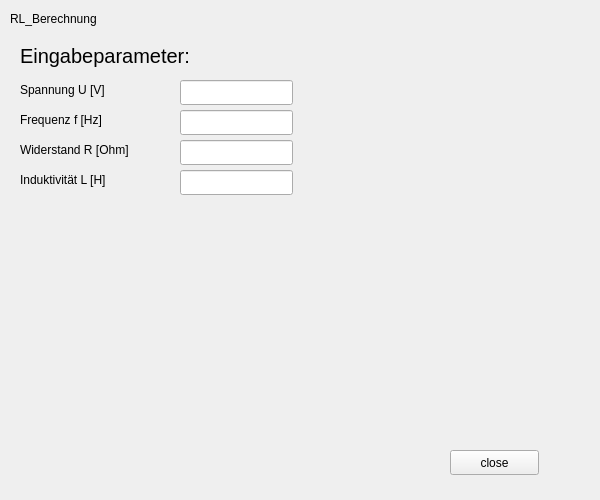
The window that CalcApplication/BerechnungRL.ui (yannickflepp/PmSwEng) describes before a commit, drawn with Qt 5.
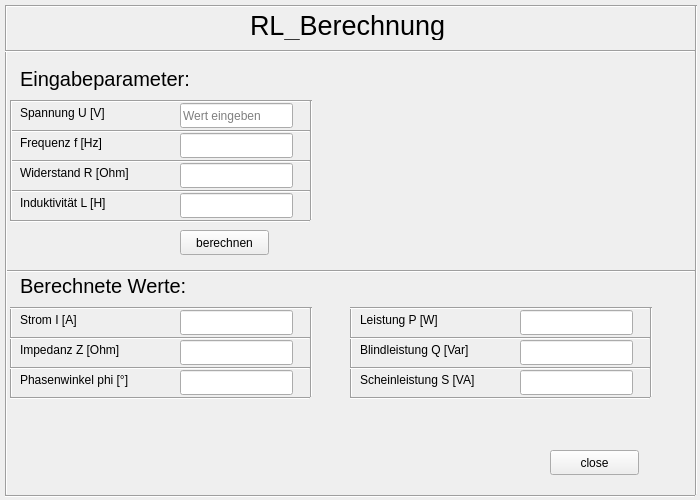
The same window after the commit. Icons and pictures are not drawn.

Commit message: Design RL komplettiert und ein ausgabe eingefügt

```diff
--- a/CalcApplication/BerechnungRL.ui
+++ b/CalcApplication/BerechnungRL.ui
@@ -6,7 +6,7 @@
    <rect>
     <x>0</x>
     <y>0</y>
-    <width>600</width>
+    <width>700</width>
     <height>500</height>
    </rect>
   </property>
@@ -16,12 +16,17 @@
   <widget class="QLabel" name="title">
    <property name="geometry">
     <rect>
-     <x>10</x>
+     <x>250</x>
      <y>10</y>
-     <width>121</width>
-     <height>17</height>
+     <width>221</width>
+     <height>30</height>
     </rect>
    </property>
+   <property name="font">
+    <font>
+     <pointsize>20</pointsize>
+    </font>
+   </property>
    <property name="text">
     <string>RL_Berechnung</string>
    </property>
@@ -29,7 +34,7 @@
   <widget class="QPushButton" name="pushButton">
    <property name="geometry">
     <rect>
-     <x>450</x>
+     <x>550</x>
      <y>450</y>
      <width>89</width>
      <height>25</height>
@@ -42,8 +47,8 @@
   <widget class="QLabel" name="pictureRL">
    <property name="geometry">
     <rect>
-     <x>320</x>
-     <y>35</y>
+     <x>410</x>
+     <y>60</y>
      <width>250</width>
      <height>160</height>
     </rect>
@@ -62,7 +67,7 @@
    <property name="geometry">
     <rect>
      <x>20</x>
-     <y>80</y>
+     <y>103</y>
      <width>150</width>
      <height>20</height>
     </rect>
@@ -75,7 +80,7 @@
    <property name="geometry">
     <rect>
      <x>20</x>
-     <y>110</y>
+     <y>133</y>
      <width>150</width>
      <height>20</height>
     </rect>
@@ -88,7 +93,7 @@
    <property name="geometry">
     <rect>
      <x>20</x>
-     <y>140</y>
+     <y>163</y>
      <width>150</width>
      <height>20</height>
     </rect>
@@ -101,7 +106,7 @@
    <property name="geometry">
     <rect>
      <x>20</x>
-     <y>170</y>
+     <y>193</y>
      <width>150</width>
      <height>20</height>
     </rect>
@@ -114,7 +119,7 @@
    <property name="geometry">
     <rect>
      <x>20</x>
-     <y>40</y>
+     <y>63</y>
      <width>181</width>
      <height>31</height>
     </rect>
@@ -132,17 +137,23 @@
    <property name="geometry">
     <rect>
      <x>180</x>
-     <y>80</y>
+     <y>103</y>
      <width>113</width>
      <height>25</height>
     </rect>
    </property>
+   <property name="readOnly">
+    <bool>false</bool>
+   </property>
+   <property name="placeholderText">
+    <string>Wert eingeben</string>
+   </property>
   </widget>
   <widget class="QLineEdit" name="frequenzIn">
    <property name="geometry">
     <rect>
      <x>180</x>
-     <y>110</y>
+     <y>133</y>
      <width>113</width>
      <height>25</height>
     </rect>
@@ -152,7 +163,7 @@
    <property name="geometry">
     <rect>
      <x>180</x>
-     <y>140</y>
+     <y>163</y>
      <width>113</width>
      <height>25</height>
     </rect>
@@ -162,12 +173,534 @@
    <property name="geometry">
     <rect>
      <x>180</x>
-     <y>170</y>
+     <y>193</y>
      <width>113</width>
      <height>25</height>
     </rect>
    </property>
   </widget>
+  <widget class="QLabel" name="ausgabeTxt">
+   <property name="geometry">
+    <rect>
+     <x>20</x>
+     <y>270</y>
+     <width>181</width>
+     <height>31</height>
+    </rect>
+   </property>
+   <property name="font">
+    <font>
+     <pointsize>15</pointsize>
+    </font>
+   </property>
+   <property name="text">
+    <string>Berechnete Werte:</string>
+   </property>
+  </widget>
+  <widget class="Line" name="line">
+   <property name="geometry">
+    <rect>
+     <x>10</x>
+     <y>100</y>
+     <width>300</width>
+     <height>3</height>
+    </rect>
+   </property>
+   <property name="orientation">
+    <enum>Qt::Horizontal</enum>
+   </property>
+  </widget>
+  <widget class="Line" name="line_2">
+   <property name="geometry">
+    <rect>
+     <x>10</x>
+     <y>160</y>
+     <width>300</width>
+     <height>3</height>
+    </rect>
+   </property>
+   <property name="orientation">
+    <enum>Qt::Horizontal</enum>
+   </property>
+  </widget>
+  <widget class="Line" name="line_3">
+   <property name="geometry">
+    <rect>
+     <x>10</x>
+     <y>220</y>
+     <width>300</width>
+     <height>3</height>
+    </rect>
+   </property>
+   <property name="orientation">
+    <enum>Qt::Horizontal</enum>
+   </property>
+  </widget>
+  <widget class="Line" name="line_4">
+   <property name="geometry">
+    <rect>
+     <x>10</x>
+     <y>190</y>
+     <width>300</width>
+     <height>3</height>
+    </rect>
+   </property>
+   <property name="orientation">
+    <enum>Qt::Horizontal</enum>
+   </property>
+  </widget>
+  <widget class="Line" name="line_5">
+   <property name="geometry">
+    <rect>
+     <x>10</x>
+     <y>130</y>
+     <width>300</width>
+     <height>3</height>
+    </rect>
+   </property>
+   <property name="orientation">
+    <enum>Qt::Horizontal</enum>
+   </property>
+  </widget>
+  <widget class="Line" name="line_6">
+   <property name="geometry">
+    <rect>
+     <x>310</x>
+     <y>100</y>
+     <width>3</width>
+     <height>120</height>
+    </rect>
+   </property>
+   <property name="orientation">
+    <enum>Qt::Vertical</enum>
+   </property>
+  </widget>
+  <widget class="Line" name="line_7">
+   <property name="geometry">
+    <rect>
+     <x>10</x>
+     <y>100</y>
+     <width>3</width>
+     <height>120</height>
+    </rect>
+   </property>
+   <property name="orientation">
+    <enum>Qt::Vertical</enum>
+   </property>
+  </widget>
+  <widget class="QLabel" name="impedanzTxt">
+   <property name="geometry">
+    <rect>
+     <x>20</x>
+     <y>340</y>
+     <width>150</width>
+     <height>20</height>
+    </rect>
+   </property>
+   <property name="text">
+    <string>Impedanz Z [Ohm]</string>
+   </property>
+  </widget>
+  <widget class="Line" name="line_8">
+   <property name="geometry">
+    <rect>
+     <x>10</x>
+     <y>307</y>
+     <width>3</width>
+     <height>90</height>
+    </rect>
+   </property>
+   <property name="orientation">
+    <enum>Qt::Vertical</enum>
+   </property>
+  </widget>
+  <widget class="QLineEdit" name="phasenwinkelOut">
+   <property name="geometry">
+    <rect>
+     <x>180</x>
+     <y>370</y>
+     <width>113</width>
+     <height>25</height>
+    </rect>
+   </property>
+  </widget>
+  <widget class="QLineEdit" name="impedanzOut">
+   <property name="geometry">
+    <rect>
+     <x>180</x>
+     <y>340</y>
+     <width>113</width>
+     <height>25</height>
+    </rect>
+   </property>
+  </widget>
+  <widget class="Line" name="line_9">
+   <property name="geometry">
+    <rect>
+     <x>10</x>
+     <y>367</y>
+     <width>300</width>
+     <height>3</height>
+    </rect>
+   </property>
+   <property name="orientation">
+    <enum>Qt::Horizontal</enum>
+   </property>
+  </widget>
+  <widget class="Line" name="line_10">
+   <property name="geometry">
+    <rect>
+     <x>10</x>
+     <y>307</y>
+     <width>300</width>
+     <height>3</height>
+    </rect>
+   </property>
+   <property name="orientation">
+    <enum>Qt::Horizontal</enum>
+   </property>
+  </widget>
+  <widget class="Line" name="line_11">
+   <property name="geometry">
+    <rect>
+     <x>10</x>
+     <y>337</y>
+     <width>300</width>
+     <height>3</height>
+    </rect>
+   </property>
+   <property name="orientation">
+    <enum>Qt::Horizontal</enum>
+   </property>
+  </widget>
+  <widget class="QLabel" name="stromTxt">
+   <property name="geometry">
+    <rect>
+     <x>20</x>
+     <y>310</y>
+     <width>150</width>
+     <height>20</height>
+    </rect>
+   </property>
+   <property name="text">
+    <string>Strom I [A]</string>
+   </property>
+  </widget>
+  <widget class="QLabel" name="phasenwinkelTxt">
+   <property name="geometry">
+    <rect>
+     <x>20</x>
+     <y>370</y>
+     <width>150</width>
+     <height>20</height>
+    </rect>
+   </property>
+   <property name="text">
+    <string>Phasenwinkel phi [°]</string>
+   </property>
+  </widget>
+  <widget class="Line" name="line_12">
+   <property name="geometry">
+    <rect>
+     <x>310</x>
+     <y>307</y>
+     <width>3</width>
+     <height>90</height>
+    </rect>
+   </property>
+   <property name="orientation">
+    <enum>Qt::Vertical</enum>
+   </property>
+  </widget>
+  <widget class="QLineEdit" name="stromOut">
+   <property name="geometry">
+    <rect>
+     <x>180</x>
+     <y>310</y>
+     <width>113</width>
+     <height>25</height>
+    </rect>
+   </property>
+  </widget>
+  <widget class="Line" name="line_13">
+   <property name="geometry">
+    <rect>
+     <x>10</x>
+     <y>397</y>
+     <width>300</width>
+     <height>3</height>
+    </rect>
+   </property>
+   <property name="orientation">
+    <enum>Qt::Horizontal</enum>
+   </property>
+  </widget>
+  <widget class="QLineEdit" name="blindleistungOut">
+   <property name="geometry">
+    <rect>
+     <x>520</x>
+     <y>340</y>
+     <width>113</width>
+     <height>25</height>
+    </rect>
+   </property>
+  </widget>
+  <widget class="Line" name="line_14">
+   <property name="geometry">
+    <rect>
+     <x>350</x>
+     <y>307</y>
+     <width>3</width>
+     <height>90</height>
+    </rect>
+   </property>
+   <property name="orientation">
+    <enum>Qt::Vertical</enum>
+   </property>
+  </widget>
+  <widget class="QLineEdit" name="leistungOut">
+   <property name="geometry">
+    <rect>
+     <x>520</x>
+     <y>310</y>
+     <width>113</width>
+     <height>25</height>
+    </rect>
+   </property>
+  </widget>
+  <widget class="Line" name="line_15">
+   <property name="geometry">
+    <rect>
+     <x>350</x>
+     <y>397</y>
+     <width>300</width>
+     <height>3</height>
+    </rect>
+   </property>
+   <property name="orientation">
+    <enum>Qt::Horizontal</enum>
+   </property>
+  </widget>
+  <widget class="QLabel" name="blindleistungTxt">
+   <property name="geometry">
+    <rect>
+     <x>360</x>
+     <y>340</y>
+     <width>150</width>
+     <height>20</height>
+    </rect>
+   </property>
+   <property name="text">
+    <string>Blindleistung Q [Var]</string>
+   </property>
+  </widget>
+  <widget class="Line" name="line_16">
+   <property name="geometry">
+    <rect>
+     <x>350</x>
+     <y>367</y>
+     <width>300</width>
+     <height>3</height>
+    </rect>
+   </property>
+   <property name="orientation">
+    <enum>Qt::Horizontal</enum>
+   </property>
+  </widget>
+  <widget class="QLineEdit" name="scheinleistungOut">
+   <property name="geometry">
+    <rect>
+     <x>520</x>
+     <y>370</y>
+     <width>113</width>
+     <height>25</height>
+    </rect>
+   </property>
+  </widget>
+  <widget class="Line" name="line_17">
+   <property name="geometry">
+    <rect>
+     <x>350</x>
+     <y>307</y>
+     <width>300</width>
+     <height>3</height>
+    </rect>
+   </property>
+   <property name="orientation">
+    <enum>Qt::Horizontal</enum>
+   </property>
+  </widget>
+  <widget class="Line" name="line_18">
+   <property name="geometry">
+    <rect>
+     <x>350</x>
+     <y>337</y>
+     <width>300</width>
+     <height>3</height>
+    </rect>
+   </property>
+   <property name="orientation">
+    <enum>Qt::Horizontal</enum>
+   </property>
+  </widget>
+  <widget class="Line" name="line_19">
+   <property name="geometry">
+    <rect>
+     <x>650</x>
+     <y>307</y>
+     <width>3</width>
+     <height>90</height>
+    </rect>
+   </property>
+   <property name="orientation">
+    <enum>Qt::Vertical</enum>
+   </property>
+  </widget>
+  <widget class="QLabel" name="leistungTxt">
+   <property name="geometry">
+    <rect>
+     <x>360</x>
+     <y>310</y>
+     <width>150</width>
+     <height>20</height>
+    </rect>
+   </property>
+   <property name="text">
+    <string>Leistung P [W]</string>
+   </property>
+  </widget>
+  <widget class="QLabel" name="scheinleistungTxt">
+   <property name="geometry">
+    <rect>
+     <x>360</x>
+     <y>370</y>
+     <width>150</width>
+     <height>20</height>
+    </rect>
+   </property>
+   <property name="text">
+    <string>Scheinleistung S [VA]</string>
+   </property>
+  </widget>
+  <widget class="Line" name="line_20">
+   <property name="geometry">
+    <rect>
+     <x>5</x>
+     <y>270</y>
+     <width>690</width>
+     <height>3</height>
+    </rect>
+   </property>
+   <property name="font">
+    <font>
+     <pointsize>18</pointsize>
+     <weight>75</weight>
+     <bold>true</bold>
+    </font>
+   </property>
+   <property name="orientation">
+    <enum>Qt::Horizontal</enum>
+   </property>
+  </widget>
+  <widget class="Line" name="line_21">
+   <property name="geometry">
+    <rect>
+     <x>5</x>
+     <y>5</y>
+     <width>690</width>
+     <height>3</height>
+    </rect>
+   </property>
+   <property name="font">
+    <font>
+     <pointsize>18</pointsize>
+     <weight>75</weight>
+     <bold>true</bold>
+    </font>
+   </property>
+   <property name="orientation">
+    <enum>Qt::Horizontal</enum>
+   </property>
+  </widget>
+  <widget class="Line" name="line_22">
+   <property name="geometry">
+    <rect>
+     <x>5</x>
+     <y>495</y>
+     <width>690</width>
+     <height>3</height>
+    </rect>
+   </property>
+   <property name="font">
+    <font>
+     <pointsize>18</pointsize>
+     <weight>75</weight>
+     <bold>true</bold>
+    </font>
+   </property>
+   <property name="orientation">
+    <enum>Qt::Horizontal</enum>
+   </property>
+  </widget>
+  <widget class="Line" name="line_23">
+   <property name="geometry">
+    <rect>
+     <x>695</x>
+     <y>5</y>
+     <width>3</width>
+     <height>490</height>
+    </rect>
+   </property>
+   <property name="orientation">
+    <enum>Qt::Vertical</enum>
+   </property>
+  </widget>
+  <widget class="Line" name="line_24">
+   <property name="geometry">
+    <rect>
+     <x>5</x>
+     <y>5</y>
+     <width>3</width>
+     <height>490</height>
+    </rect>
+   </property>
+   <property name="orientation">
+    <enum>Qt::Vertical</enum>
+   </property>
+  </widget>
+  <widget class="Line" name="line_25">
+   <property name="geometry">
+    <rect>
+     <x>5</x>
+     <y>50</y>
+     <width>690</width>
+     <height>3</height>
+    </rect>
+   </property>
+   <property name="font">
+    <font>
+     <pointsize>18</pointsize>
+     <weight>75</weight>
+     <bold>true</bold>
+    </font>
+   </property>
+   <property name="orientation">
+    <enum>Qt::Horizontal</enum>
+   </property>
+  </widget>
+  <widget class="QPushButton" name="calculate">
+   <property name="geometry">
+    <rect>
+     <x>180</x>
+     <y>230</y>
+     <width>89</width>
+     <height>25</height>
+    </rect>
+   </property>
+   <property name="text">
+    <string>berechnen</string>
+   </property>
+  </widget>
  </widget>
  <resources>
   <include location="Res.qrc"/>
```
Left out of the diff: 2 changed lines with no effect on the pictures. The commit also changes 2 other files.
